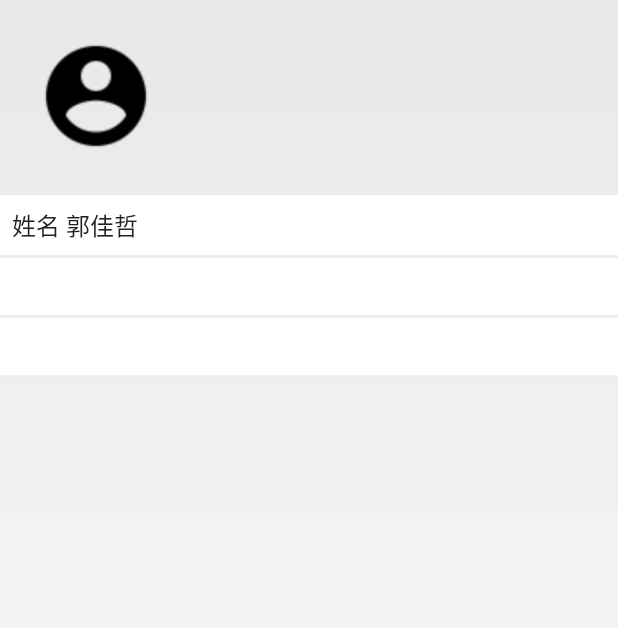
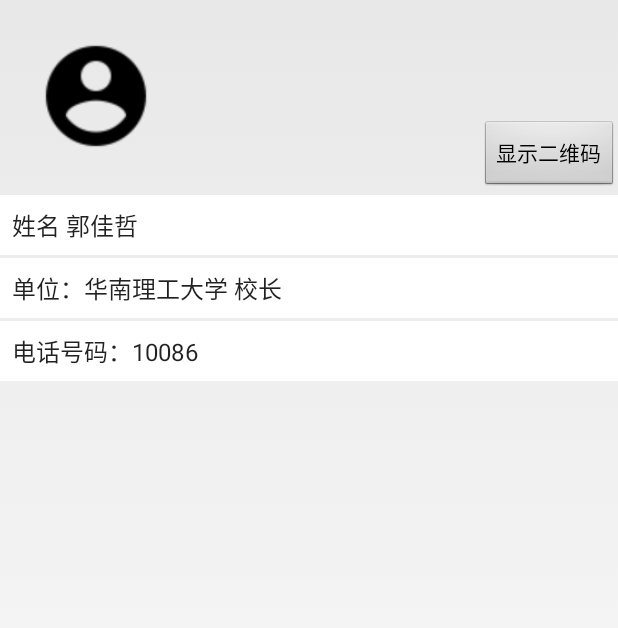
Before and after one commit to newpasung/androidcourse, an Android app: the CardinfoActivity screen opened directly, with no data from a screen before it, on a phone screen of 412 x 824 dp. Shown: the top 628 px of the screen. Run offline under Robolectric (Android 15) with nearby library versions, the phone set to English and light mode, and no system bars.

Commit message:
show qrcode in cardinfo

```diff
--- a/app/src/main/java/com/gof/scut/androidcourse/activity/CardinfoActivity.java
+++ b/app/src/main/java/com/gof/scut/androidcourse/activity/CardinfoActivity.java
@@ -1,7 +1,11 @@
 package com.gof.scut.androidcourse.activity;
 
 import android.app.Activity;
+import android.content.Intent;
 import android.os.Bundle;
+import android.util.Log;
+import android.view.View;
+import android.widget.Button;
 import android.widget.ImageView;
 import android.widget.TextView;
 
@@ -16,25 +20,44 @@ public class CardinfoActivity extends Activity {
 
     private ImageView mIvAvatar;
     private TextView mTvname;
-    private TextView mTvaddress;
+    private TextView mTvCompany;
     private TextView mTvphone;
-    Card mCard;
+    private Button mBtnShowQrcode;
+    private Card mCard;
     @Override
     protected void onCreate(Bundle savedInstanceState) {
         super.onCreate(savedInstanceState);
         setContentView(R.layout.activity_cardinfo);
         iniUI();
         showInfo();
+        iniListener();
     }
 
-    protected void iniUI(){
-        mIvAvatar=(ImageView)findViewById(R.id.iv_avatar);
-        mTvname=(TextView)findViewById(R.id.tv_name);
-        mTvphone=(TextView)findViewById(R.id.tv_phone);
-        mTvaddress=(TextView)findViewById(R.id.tv_address);
+    private void iniUI() {
+        mIvAvatar = (ImageView) findViewById(R.id.iv_avatar);
+        mTvname = (TextView) findViewById(R.id.tv_name);
+        mTvCompany = (TextView) findViewById(R.id.tv_company);
+        mTvphone = (TextView) findViewById(R.id.tv_phone);
+        mBtnShowQrcode = (Button) findViewById(R.id.btn_show_qrcode);
     }
 
-    private void showInfo(){
+    private void iniListener() {
+        mBtnShowQrcode.setOnClickListener(new View.OnClickListener() {
+            @Override
+            public void onClick(View v) {
+                Intent intent = new Intent(CardinfoActivity.this, CreateQRcodeActivity.class);
+                if(getIntent().getBundleExtra("data") != null) {
+                    int index = getIntent().getBundleExtra("data").getInt("index");
+                    Bundle bundle = new Bundle();
+                    bundle.putInt("index", index);
+                    intent.putExtra("data", bundle);
+                }
+                startActivity(intent);
+            }
+        });
+    }
+
+    private void showInfo() {
         if(getIntent().getBundleExtra("data")!=null){
             Bundle data =getIntent().getBundleExtra("data");
             int index =data.getInt("index");
--- a/app/src/main/res/layout/activity_cardinfo.xml
+++ b/app/src/main/res/layout/activity_cardinfo.xml
@@ -1,5 +1,5 @@
 <?xml version="1.0" encoding="utf-8"?>
-<LinearLayout xmlns:android="http://schemas.android.com/apk/res/android"
+<RelativeLayout xmlns:android="http://schemas.android.com/apk/res/android"
     android:orientation="vertical"
     android:layout_width="match_parent"
     android:layout_height="match_parent">
@@ -9,24 +9,39 @@
         android:id="@+id/iv_avatar"
         android:layout_width="80dp"
         android:layout_margin="24dp"
-        android:layout_height="80dp" />
+        android:layout_height="80dp"
+        android:src="@drawable/user_avatar"/>
+
+    <Button
+        android:id="@+id/btn_show_qrcode"
+        android:layout_width="wrap_content"
+        android:layout_height="wrap_content"
+        android:text="显示二维码"
+        android:layout_alignParentRight="true"
+        android:layout_above="@+id/tv_name"/>
 
     <TextView
         android:id="@+id/tv_name"
         style="@style/mytextstyle"
         android:layout_width="match_parent"
-        android:layout_height="wrap_content" />
+        android:layout_height="wrap_content"
+        android:text="姓名：小明"
+        android:layout_below="@+id/iv_avatar"/>
+
+    <TextView
+        android:id="@+id/tv_company"
+        style="@style/mytextstyle"
+        android:layout_width="match_parent"
+        android:layout_height="wrap_content"
+        android:text="单位：华南理工大学 校长"
+        android:layout_below="@+id/tv_name"/>
 
     <TextView
         android:id="@+id/tv_phone"
         style="@style/mytextstyle"
         android:layout_width="match_parent"
-        android:layout_height="wrap_content" />
+        android:layout_height="wrap_content"
+        android:text="电话号码：10086"
+        android:layout_below="@+id/tv_company"/>
 
-    <TextView
-        android:id="@+id/tv_address"
-        style="@style/mytextstyle"
-        android:layout_width="match_parent"
-        android:layout_height="wrap_content" />
-
-</LinearLayout>
+</RelativeLayout>
```
